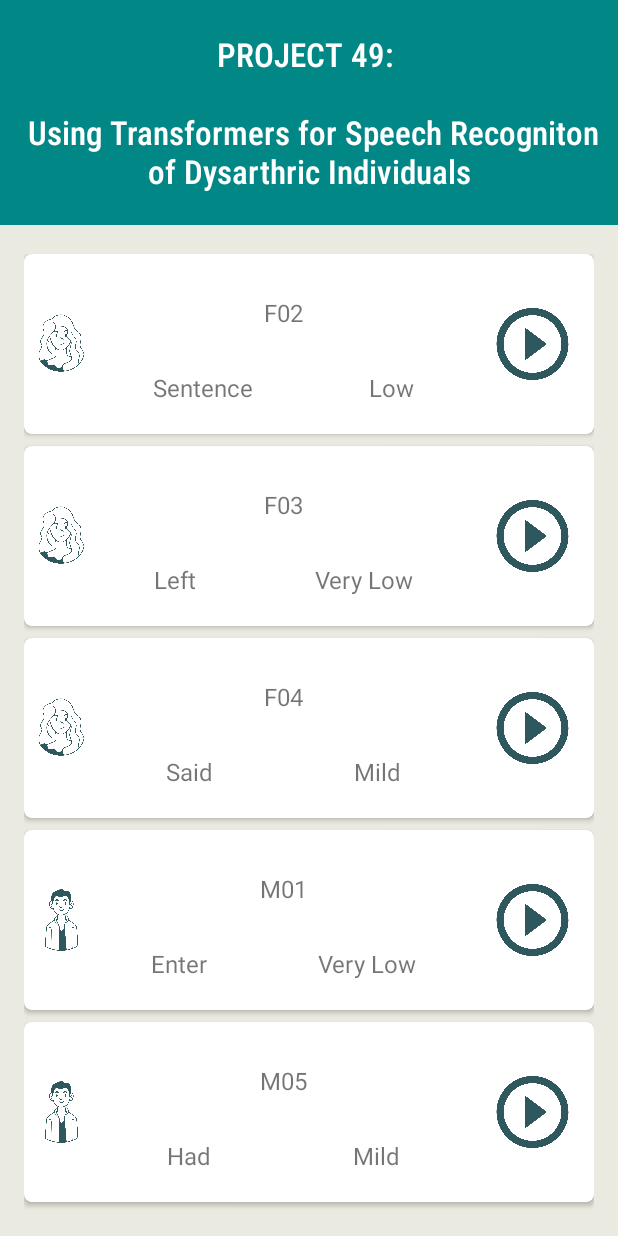
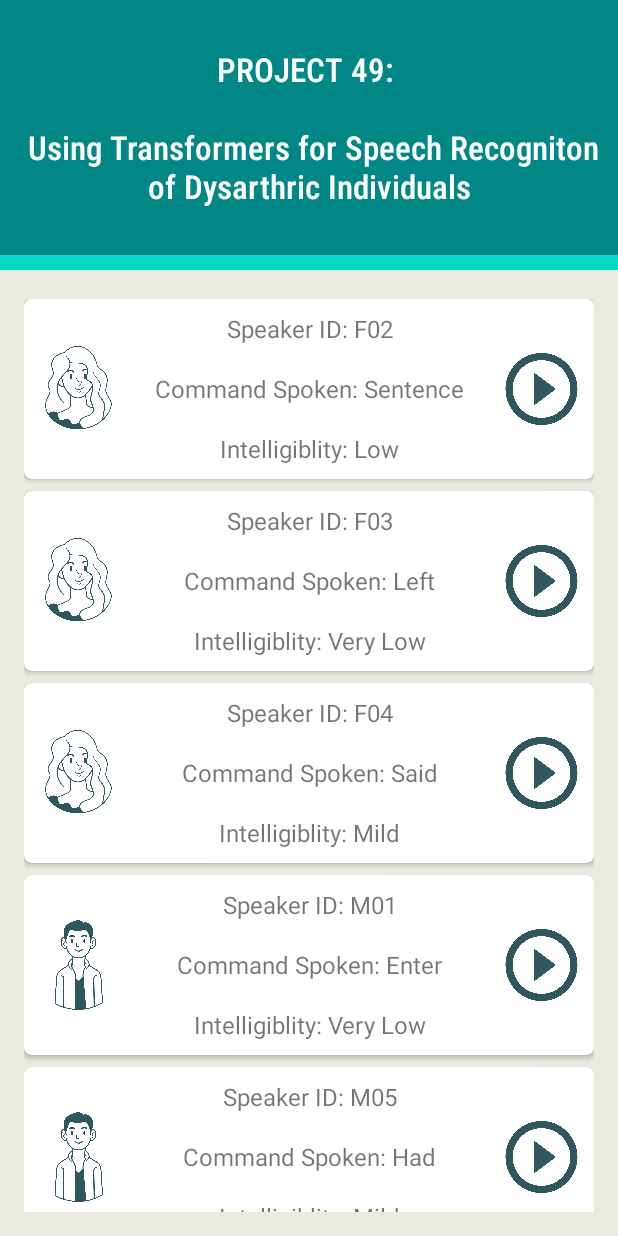
Before and after one commit to dshah1901/Project-49-NotOptimusPrime, an Android app: the screen it shows after launch (MainActivity), on a phone screen of 412 x 824 dp. Run offline under Robolectric (Android 15) with nearby library versions, the light colour scheme and no system bars.

Commit message:
CSS changes

```diff
--- a/NotOptimusPrime/app/src/main/java/com/example/notoptimusprime/model/DataProvider.java
+++ b/NotOptimusPrime/app/src/main/java/com/example/notoptimusprime/model/DataProvider.java
@@ -61,14 +61,14 @@ public class DataProvider {
         List<Speaker> speakerList = new ArrayList<Speaker>();
         Map<Integer, String> speakers = generateSpeakers();
         Map<Integer, String> commands = generateCommands();
-        Map<Integer, String> intelligibility = generateIntelligibility();
+        Map<Integer, String> intelligibilities = generateIntelligibility();
         Map<Integer, String> orginalFileName = generateOriginalFileName();
         for (Integer key : speakers.keySet()){
             int digit = key;
-            String speaker = speakers.get(key);
+            String speaker = "Speaker ID: "+ speakers.get(key);
             String icon;
-            String command = commands.get(key);
-            String intellgibility = intelligibility.get(key);
+            String command = "Command Spoken: "+commands.get(key);
+            String intelligibility = "Intelligiblity: "+ intelligibilities.get(key);
             String originalFilename = orginalFileName.get(key);
             if(speaker.contains("F")){
                 icon = "icon_female";
@@ -78,7 +78,7 @@ public class DataProvider {
 
             String audio = "audio_" + String.valueOf(key);
 
-            Speaker s = new Speaker(digit, audio, icon, speaker, command,intellgibility,originalFilename);
+            Speaker s = new Speaker(digit, audio, icon, speaker, command,intelligibility,originalFilename);
             speakerList.add(s);
         }
         return speakerList;
--- a/NotOptimusPrime/app/src/main/res/layout/activity_main.xml
+++ b/NotOptimusPrime/app/src/main/res/layout/activity_main.xml
@@ -10,7 +10,7 @@
 
     <TextView
         android:layout_width="match_parent"
-        android:layout_height="150dp"
+        android:layout_height="170dp"
         android:fontFamily="sans-serif-condensed-medium"
         android:gravity="center"
         android:textSize="22sp"
@@ -18,6 +18,16 @@
         android:background="@color/teal_700"
         android:padding="10sp"
         android:text="PROJECT 49: \n\n Using Transformers for Speech Recogniton of Dysarthric Individuals"/>
+    <TextView
+        android:layout_width="match_parent"
+        android:layout_height="10dp"
+        android:fontFamily="sans-serif-condensed-medium"
+        android:gravity="center"
+        android:textSize="22sp"
+        android:textColor="@color/white"
+        android:background="@color/teal_200"
+        android:padding="10sp"
+        android:text=""/>
     <ListView
         android:layout_width="match_parent"
         android:layout_height="wrap_content"
--- a/NotOptimusPrime/app/src/main/res/layout/number_list_view_item.xml
+++ b/NotOptimusPrime/app/src/main/res/layout/number_list_view_item.xml
@@ -3,6 +3,7 @@
     xmlns:app="http://schemas.android.com/apk/res-auto"
     app:cardCornerRadius="5dp"
     android:background="@color/white"
+    android:elevation="10dp"
     android:layout_height="120sp"
     android:layout_width = "match_parent">
     <LinearLayout
@@ -10,14 +11,15 @@
         android:layout_height="match_parent"
         android:orientation="horizontal">
         <ImageView
-            android:layout_width="48dp"
+            android:layout_width="70dp"
             android:layout_height="match_parent"
             android:src="@drawable/icon_female"
             android:id="@+id/icon_image_view"/>
 
+
         <LinearLayout
-            android:layout_width="250sp"
-            android:layout_height="100sp"
+            android:layout_width="240sp"
+            android:layout_height="120sp"
             android:orientation="vertical">
             <TextView
                 android:id="@+id/speaker_text"
@@ -28,13 +30,10 @@
                 android:text="SPEAKER"
                 android:gravity="center"
                 android:textSize="16sp"/>
-            <LinearLayout
-                android:layout_width="match_parent"
-                android:layout_height="wrap_content"
-                android:orientation="horizontal">
+
                 <TextView
                     android:id="@+id/speaker_intelligibility"
-                    android:layout_width="wrap_content"
+                    android:layout_width="match_parent"
                     android:layout_height="match_parent"
                     android:layout_weight="1"
                     android:gravity="center"
@@ -42,13 +41,13 @@
                     android:textSize="16sp"/>
                 <TextView
                     android:id="@+id/speaker_command"
-                    android:layout_width="wrap_content"
+                    android:layout_width="match_parent"
                     android:layout_height="match_parent"
                     android:layout_weight="1"
                     android:gravity="center"
                     android:text="COMMAND"
                     android:textSize="16sp"/>
-            </LinearLayout>
+
 
 
 
```
Also changed, not shown: NotOptimusPrime/app/src/main/res/layout/activity_speaker_detail.xml (+30 -7 lines).
